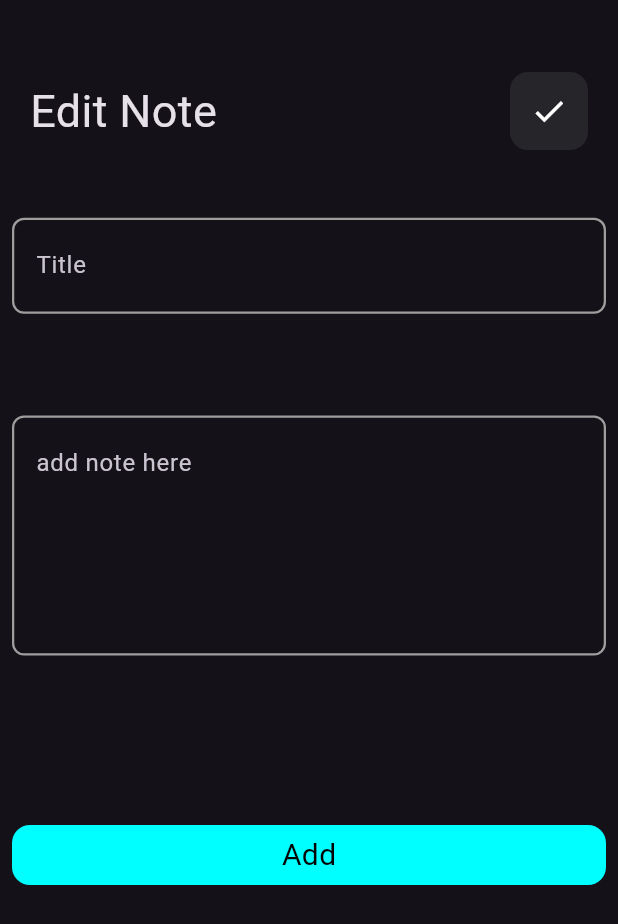
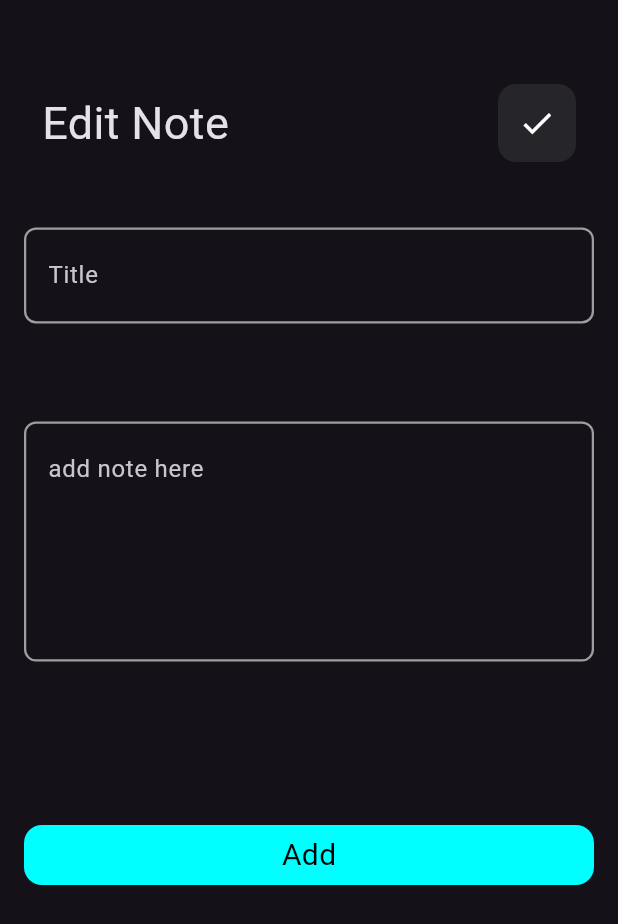
Before and after one commit to Maher35a/notes-app, a Flutter app: the editnotewidget screen opened directly, on a phone screen of 412 x 824 dp. Shown: the top 924 px of the screen. Run offline on Flutter 3.47's test engine with Material 3 defaults, Android fonts, the phone set to English and light mode, and no system bars; our stand-ins replace hive; accounts and stored records are empty; generated files the repository leaves out were written again.

```diff
--- a/lib/views/widgets/editnoteWidget.dart
+++ b/lib/views/widgets/editnoteWidget.dart
@@ -12,7 +12,7 @@ class editnotewidget extends StatelessWidget {
   Widget build(BuildContext context) {
     return Scaffold(
       body: Padding(
-        padding: const EdgeInsets.all(8.0),
+        padding: const EdgeInsets.all(16),
         child: Column(
           mainAxisSize: MainAxisSize.min,
           children: [
--- a/pubspec.yaml
+++ b/pubspec.yaml
@@ -41,6 +41,10 @@ dependencies:
   equatable: ^2.0.7
   dio: ^5.8.0+1
   image_picker: ^1.1.2
+  hive: ^2.2.3
+  hive_flutter: ^1.1.0
+  path_provider: ^2.1.5
+
 
 dev_dependencies:
   flutter_test:
@@ -53,6 +57,8 @@ dev_dependencies:
   # rules and activating additional ones.
   flutter_lints: ^5.0.0
 
+  hive_generator: ^2.0.1
+  build_runner: ^2.5.4
 # For information on the generic Dart part of this file, see the
 # following page: https://dart.dev/tools/pub/pubspec
 
```
Also changed, not shown: lib/models/note-model.dart (+8 -1 lines), pubspec.lock, 1 other file.
